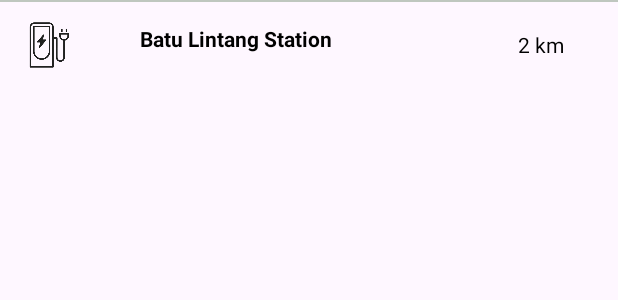
After one commit to BanglaWarlock/ENG_SUS_COLLAB, an Android app: the layout station_user.xml on its own in the app's theme, with its tools: preview values and no code run, on a phone screen of 412 x 824 dp. The commit adds this screen. Shown: the top 300 px of the screen. Run offline under Robolectric (Android 15) with nearby library versions, the light colour scheme and no system bars.

Commit message:
XML stuff I got so far

```diff
--- /dev/null
+++ b/app/src/main/res/layout/station_user.xml
@@ -0,0 +1,56 @@
+<?xml version="1.0" encoding="utf-8"?>
+<androidx.constraintlayout.widget.ConstraintLayout xmlns:android="http://schemas.android.com/apk/res/android"
+    xmlns:app="http://schemas.android.com/apk/res-auto"
+    xmlns:tools="http://schemas.android.com/tools"
+    android:layout_width="match_parent"
+    android:layout_height="wrap_content">
+
+<!--    UI for a station in a list-->
+
+    <ImageView
+        android:id="@+id/icon_Complete"
+        android:layout_width="54dp"
+        android:layout_height="52dp"
+        android:layout_marginStart="4dp"
+        android:layout_marginTop="4dp"
+        app:layout_constraintStart_toStartOf="parent"
+        app:layout_constraintTop_toTopOf="parent"
+        app:srcCompat="@drawable/station" />
+
+    <TextView
+        android:id="@+id/text_StName2"
+        android:layout_width="170dp"
+        android:layout_height="29dp"
+        android:layout_marginStart="16dp"
+        android:layout_marginTop="12dp"
+        android:text="Batu Lintang Station"
+        android:textColor="@color/black"
+        android:textStyle="bold"
+        app:layout_constraintEnd_toStartOf="@+id/text_Date"
+        app:layout_constraintHorizontal_bias="0.19"
+        app:layout_constraintStart_toEndOf="@+id/icon_Complete"
+        app:layout_constraintTop_toTopOf="@+id/icon_Complete" />
+
+    <TextView
+        android:id="@+id/text_Date"
+        android:layout_width="wrap_content"
+        android:layout_height="wrap_content"
+        android:layout_marginTop="4dp"
+        android:layout_marginEnd="36dp"
+        android:text="2 km"
+        android:textColor="@color/black"
+        app:layout_constraintEnd_toEndOf="parent"
+        app:layout_constraintTop_toTopOf="@+id/text_StName2" />
+
+    <View
+        android:id="@+id/buy_line"
+        android:layout_width="0dp"
+        android:layout_height="1dp"
+        android:background="#BFC7BF"
+        android:ems="10"
+        android:inputType="text"
+        app:layout_constraintEnd_toEndOf="parent"
+        app:layout_constraintStart_toStartOf="parent"
+        tools:layout_editor_absoluteY="62dp" />
+
+</androidx.constraintlayout.widget.ConstraintLayout>
```
Also changed, not shown: app/src/main/res/layout/activity_main.xml (+40 -9 lines), app/src/main/res/layout/fragment_uStation.xml (added, +17 -0 lines).
